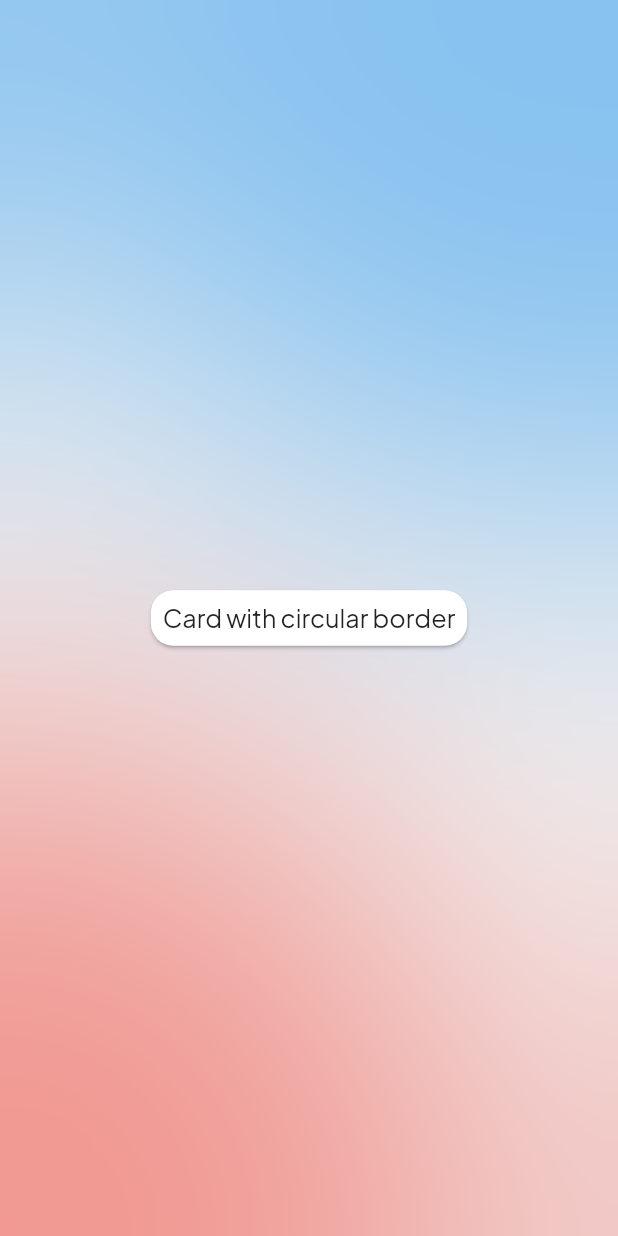
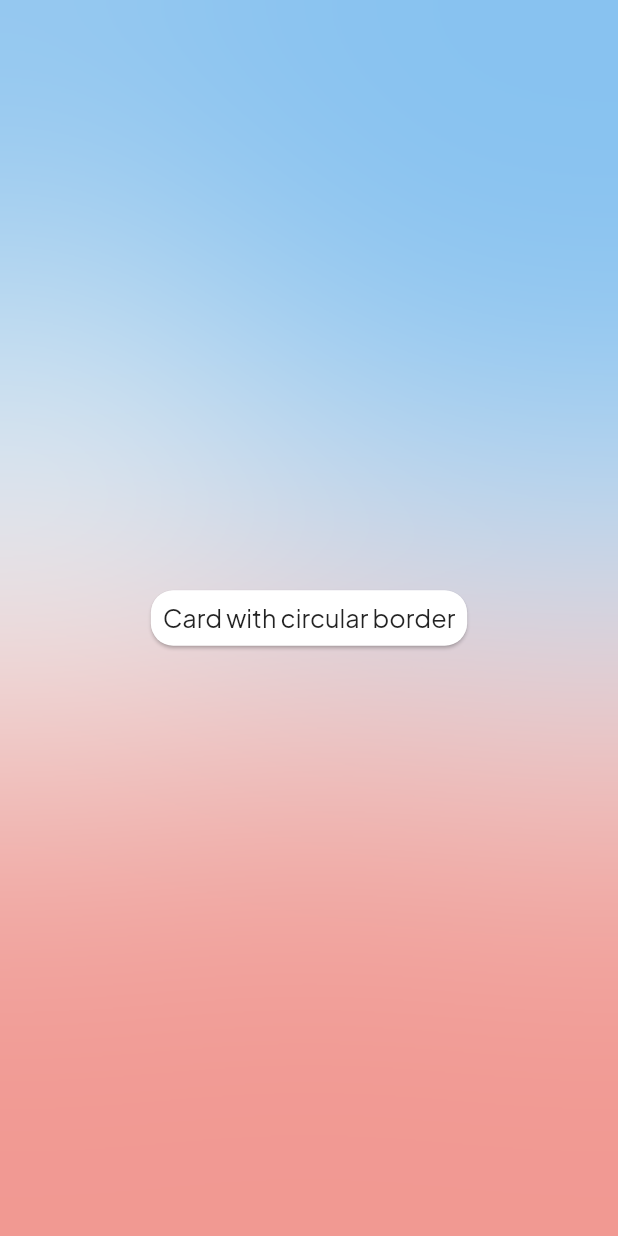
Before and after one commit to Hallis1221/Modlar, a Flutter app: the GlassBackgroundPage screen opened directly, on a phone screen of 412 x 824 dp. Run offline on Flutter 3.47's test engine with Material 2 defaults, Android fonts, the phone set to English and light mode, and no system bars; our stand-ins replace flutter_colorpicker, get_it, logger, rxdart, shared_preferences; accounts and stored records are empty; generated files the repository leaves out were written again.

Commit message:
:m: Make the color glass background animation controler easier to read

```diff
--- a/ukeplanr_template/lib/UI/screens/testing/styles/glassBackgroundTest.dart
+++ b/ukeplanr_template/lib/UI/screens/testing/styles/glassBackgroundTest.dart
@@ -15,7 +15,7 @@ class GlassBackgroundPage extends StatelessWidget {
           child: GlassedColor(
         child: MaterialButton(
             onPressed: () {
-              GetIt.instance.get<BackgroundColorAnimation>().setVarOne(15);
+              GetIt.instance.get<BackgroundColorAnimation>().setVarOne(1);
             },
             child: ClassCard()),
         colors: [
@@ -28,18 +28,13 @@ class GlassBackgroundPage extends StatelessWidget {
                     alignment: Alignment(-1.5, 1.5),
                   );
                 }
-                num thing = 1;
-                Color clr = Colors.red;
-                if (snapshot.requireData >= 10) {
-                  thing = -1 * thing;
-                  clr = Colors.black;
-                }
+
                 return Container(
                   child: OffCenterCircle(
                     duration: Duration(seconds: 5),
                     color:
                         snapshot.requireData >= 1 ? Colors.black : Colors.red,
-                    alignment: Alignment(-1.5 * thing, 1.5),
+                    alignment: Alignment(-1.5 * snapshot.requireData, 1.5),
                   ),
                 );
               }),
```
